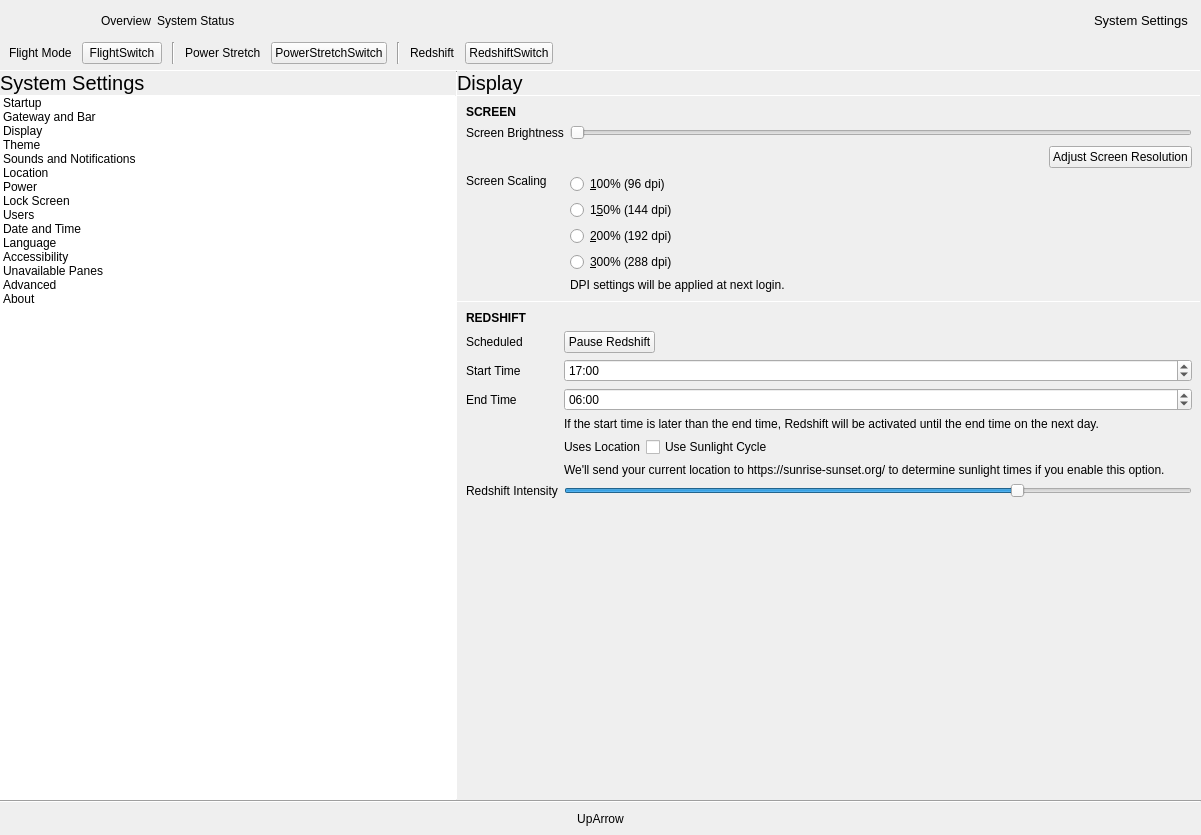
Before: the Qt Designer form shell/infopanedropdown.ui in vicr123/theshell, drawn with Qt 5.
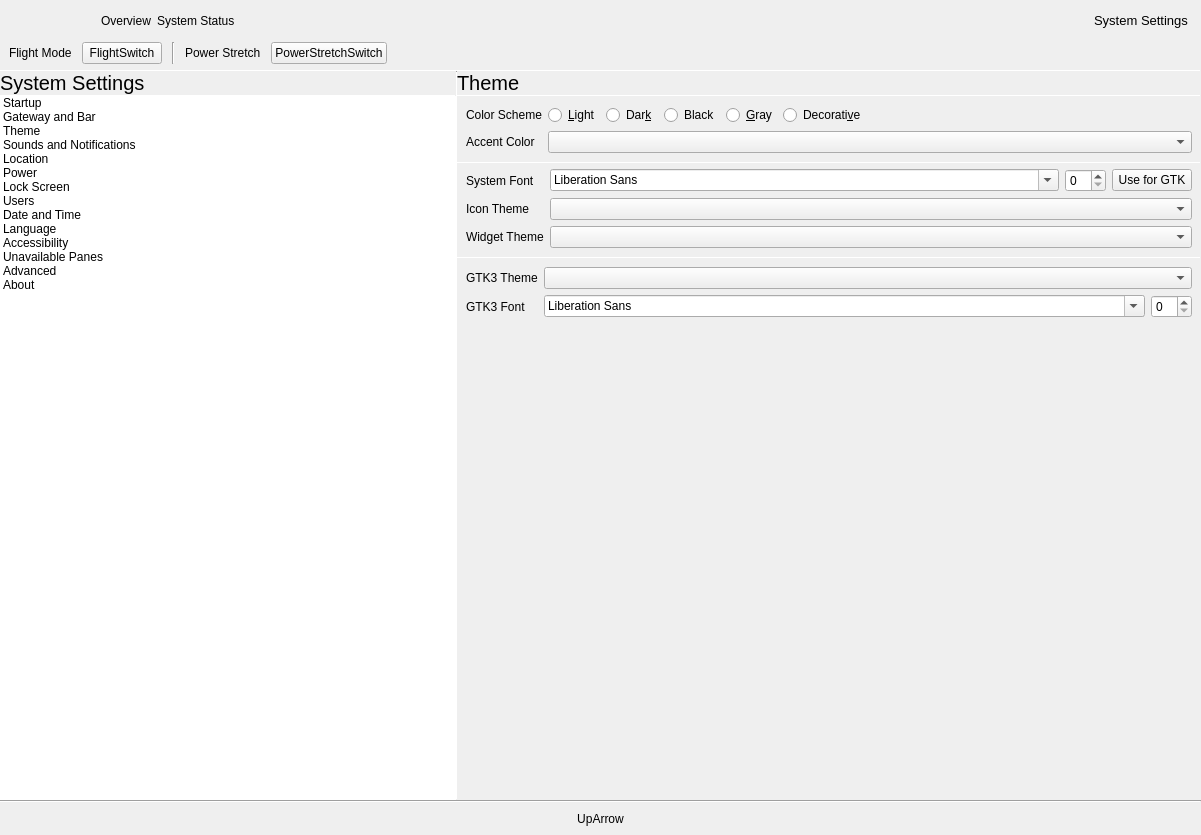
After: the same form once the commit is applied. The open tabs and pages were chosen to show the change. Icons and pictures are not drawn. Custom widgets are drawn as their Qt base class.

Commit message: Combine display panel into plugin

```diff
--- a/shell/infopanedropdown.ui
+++ b/shell/infopanedropdown.ui
@@ -237,27 +237,6 @@
           </property>
          </widget>
         </item>
-        <item>
-         <widget class="Line" name="line_2">
-          <property name="orientation">
-           <enum>Qt::Vertical</enum>
-          </property>
-         </widget>
-        </item>
-        <item>
-         <widget class="QLabel" name="label_32">
-          <property name="text">
-           <string>Redshift</string>
-          </property>
-         </widget>
-        </item>
-        <item>
-         <widget class="Switch" name="redshiftSwitch">
-          <property name="text">
-           <string notr="true">RedshiftSwitch</string>
-          </property>
-         </widget>
-        </item>
         <item>
          <layout class="QHBoxLayout" name="customSwitches"/>
         </item>
@@ -692,15 +671,6 @@
                       <normaloff>.</normaloff>.</iconset>
                     </property>
                    </item>
-                   <item>
-                    <property name="text">
-                     <string>Display</string>
-                    </property>
-                    <property name="icon">
-                     <iconset theme="preferences-desktop-display">
-                      <normaloff>.</normaloff>.</iconset>
-                    </property>
-                   </item>
                    <item>
                     <property name="text">
                      <string>Theme</string>
@@ -1412,455 +1382,6 @@
               </item>
              </layout>
             </widget>
-            <widget class="QWidget" name="DisplaySettings">
-             <layout class="QVBoxLayout" name="verticalLayout_34">
-              <property name="spacing">
-               <number>0</number>
-              </property>
-              <property name="leftMargin">
-               <number>0</number>
-              </property>
-              <property name="topMargin">
-               <number>0</number>
-              </property>
-              <property name="rightMargin">
-               <number>0</number>
-              </property>
-              <property name="bottomMargin">
-               <number>0</number>
-              </property>
-              <item>
-               <widget class="QLabel" name="displayLabel">
-                <property name="font">
-                 <font>
-                  <pointsize>15</pointsize>
-                 </font>
-                </property>
-                <property name="text">
-                 <string>Display</string>
-                </property>
-                <property name="margin">
-                 <number>9</number>
-                </property>
-               </widget>
-              </item>
-              <item>
-               <widget class="Line" name="line_30">
-                <property name="maximumSize">
-                 <size>
-                  <width>16777215</width>
-                  <height>1</height>
-                 </size>
-                </property>
-                <property name="orientation">
-                 <enum>Qt::Horizontal</enum>
-                </property>
-               </widget>
-              </item>
-              <item>
-               <widget class="QScrollArea" name="scrollArea">
-                <property name="frameShape">
-                 <enum>QFrame::NoFrame</enum>
-                </property>
-                <property name="horizontalScrollBarPolicy">
-                 <enum>Qt::ScrollBarAlwaysOff</enum>
-                </property>
-                <property name="widgetResizable">
-                 <bool>true</bool>
-                </property>
-                <widget class="QWidget" name="scrollAreaWidgetContents">
-                 <property name="geometry">
-                  <rect>
-                   <x>0</x>
-                   <y>0</y>
-                   <width>381</width>
-                   <height>563</height>
-                  </rect>
-                 </property>
-                 <layout class="QVBoxLayout" name="verticalLayout_54">
-                  <property name="spacing">
-                   <number>0</number>
-                  </property>
-                  <property name="leftMargin">
-                   <number>0</number>
-                  </property>
-                  <property name="topMargin">
-                   <number>0</number>
-                  </property>
-                  <property name="rightMargin">
-                   <number>0</number>
-                  </property>
-                  <property name="bottomMargin">
-                   <number>0</number>
-                  </property>
-                  <item>
-                   <layout class="QGridLayout" name="gridLayout_8">
-                    <property name="leftMargin">
-                     <number>9</number>
-                    </property>
-                    <property name="topMargin">
-                     <number>9</number>
-                    </property>
-                    <property name="rightMargin">
-                     <number>9</number>
-                    </property>
-                    <property name="bottomMargin">
-                     <number>9</number>
-                    </property>
-                    <property name="spacing">
-                     <number>6</number>
-                    </property>
-                    <item row="1" column="1">
-                     <widget class="QSlider" name="brightnessSlider">
-                      <property name="orientation">
-                       <enum>Qt::Horizontal</enum>
-                      </property>
-                     </widget>
-                    </item>
-                    <item row="1" column="0">
-                     <widget class="QLabel" name="label_4">
-                      <property name="text">
-                       <string>Screen Brightness</string>
-                      </property>
-                     </widget>
-                    </item>
-                    <item row="2" column="0" colspan="2">
-                     <widget class="QFrame" name="resolutionFrame">
-                      <property name="frameShape">
-                       <enum>QFrame::NoFrame</enum>
-                      </property>
-                      <property name="frameShadow">
-                       <enum>QFrame::Raised</enum>
-                      </property>
-                      <layout class="QHBoxLayout" name="horizontalLayout_10">
-                       <property name="leftMargin">
-                        <number>0</number>
-                       </property>
-                       <property name="topMargin">
-                        <number>0</number>
-                       </property>
-                       <property name="rightMargin">
-                        <number>0</number>
-                       </property>
-                       <property name="bottomMargin">
-                        <number>0</number>
-                       </property>
-                       <item>
-                        <spacer name="horizontalSpacer_7">
-                         <property name="orientation">
-                          <enum>Qt::Horizontal</enum>
-                         </property>
-                         <property name="sizeHint" stdset="0">
-                          <size>
-                           <width>40</width>
-                           <height>20</height>
-                          </size>
-                         </property>
-                        </spacer>
-                       </item>
-                       <item>
-                        <widget class="QPushButton" name="resolutionButton">
-                         <property name="text">
-                          <string>Adjust Screen Resolution</string>
-                         </property>
-                         <property name="icon">
-                          <iconset theme="preferences-desktop-display">
-                           <normaloff>.</normaloff>.</iconset>
-                         </property>
-                        </widget>
-                       </item>
-                      </layout>
-                     </widget>
-                    </item>
-                    <item row="3" column="0">
-                     <widget class="QLabel" name="label_51">
-                      <property name="sizePolicy">
-                       <sizepolicy hsizetype="Preferred" vsizetype="Preferred">
-                        <horstretch>0</horstretch>
-                        <verstretch>0</verstretch>
-                       </sizepolicy>
-                      </property>
-                      <property name="text">
-                       <string>Screen Scaling</string>
-                      </property>
-                      <property name="alignment">
-                       <set>Qt::AlignLeading|Qt::AlignLeft|Qt::AlignTop</set>
-                      </property>
-                     </widget>
-                    </item>
-                    <item row="3" column="1">
-                     <layout class="QVBoxLayout" name="verticalLayout_33">
-                      <item>
-                       <widget class="QRadioButton" name="dpi100">
-                        <property name="text">
-                         <string>&amp;100% (96 dpi)</string>
-                        </property>
-                       </widget>
-                      </item>
-                      <item>
-                       <widget class="QRadioButton" name="dpi150">
-                        <property name="text">
-                         <string>1&amp;50% (144 dpi)</string>
-                        </property>
-                       </widget>
-                      </item>
-                      <item>
-                       <widget class="QRadioButton" name="dpi200">
-                        <property name="text">
-                         <string>&amp;200% (192 dpi)</string>
-                        </property>
-                       </widget>
-                      </item>
-                      <item>
-                       <widget class="QRadioButton" name="dpi300">
-                        <property name="text">
-                         <string>&amp;300% (288 dpi)</string>
-                        </property>
-                       </widget>
-                      </item>
-                      <item>
-                       <widget class="QLabel" name="label_52">
-                        <property name="text">
-                         <string>DPI settings will be applied at next login.</string>
-                        </property>
-                       </widget>
-                      </item>
-                     </layout>
-                    </item>
-                    <item row="0" column="0" colspan="2">
-                     <widget class="QLabel" name="label_6">
-                      <property name="font">
-                       <font>
-                        <weight>75</weight>
-                        <bold>true</bold>
-                       </font>
-                      </property>
-                      <property name="text">
-                       <string>SCREEN</string>
-                      </property>
-                     </widget>
-                    </item>
-                   </layout>
-                  </item>
-                  <item>
-                   <widget class="Line" name="line_20">
-                    <property name="maximumSize">
-                     <size>
-                      <width>16777215</width>
-                      <height>1</height>
-                     </size>
-                    </property>
-                    <property name="orientation">
-                     <enum>Qt::Horizontal</enum>
-                    </property>
-                   </widget>
-                  </item>
-                  <item>
-                   <layout class="QGridLayout" name="gridLayout_24">
-                    <property name="leftMargin">
-                     <number>9</number>
-                    </property>
-                    <property name="topMargin">
-                     <number>9</number>
-                    </property>
-                    <property name="rightMargin">
-                     <number>9</number>
-                    </property>
-                    <property name="bottomMargin">
-                     <number>9</number>
-                    </property>
-                    <property name="spacing">
-                     <number>6</number>
-                    </property>
-                    <item row="3" column="0">
-                     <widget class="QLabel" name="label_8">
-                      <property name="text">
-                       <string>End Time</string>
-                      </property>
-                     </widget>
-                    </item>
-                    <item row="4" column="1">
-                     <widget class="QLabel" name="label_57">
-                      <property name="text">
-                       <string>If the start time is later than the end time, Redshift will be activated until the end time on the next day.</string>
-                      </property>
-                      <property name="wordWrap">
-                       <bool>true</bool>
-                      </property>
-                     </widget>
-                    </item>
-                    <item row="0" column="0" colspan="2">
-                     <widget class="QLabel" name="redshiftLabel">
-                      <property name="font">
-                       <font>
-                        <weight>75</weight>
-                        <bold>true</bold>
-                       </font>
-                      </property>
-                      <property name="text">
-                       <string>REDSHIFT</string>
-                      </property>
-                     </widget>
-                    </item>
-                    <item row="2" column="1">
-                     <widget class="QTimeEdit" name="startRedshift">
-                      <property name="dateTime">
-                       <datetime>
-                        <hour>17</hour>
-                        <minute>0</minute>
-                        <second>0</second>
-                        <year>2000</year>
-                        <month>1</month>
-                        <day>1</day>
-                       </datetime>
-                      </property>
-                      <property name="displayFormat">
-                       <string>HH:mm</string>
-                      </property>
-                     </widget>
-                    </item>
-                    <item row="6" column="1">
-                     <widget class="QLabel" name="label_96">
-                      <property name="text">
-                       <string>We'll send your current location to https://sunrise-sunset.org/ to determine sunlight times if you enable this option.</string>
-                      </property>
-                      <property name="wordWrap">
-                       <bool>true</bool>
-                      </property>
-                     </widget>
-                    </item>
-                    <item row="2" column="0">
-                     <widget class="QLabel" name="label_5">
-                      <property name="text">
-                       <string>Start Time</string>
-                      </property>
-                     </widget>
-                    </item>
-                    <item row="5" column="1">
-                     <layout class="QHBoxLayout" name="horizontalLayout_8">
-                      <item>
-                       <widget class="QLabel" name="usesLocation">
-                        <property name="text">
-                         <string notr="true">Uses Location</string>
-                        </property>
-                       </widget>
-                      </item>
-                      <item>
-                       <widget class="QCheckBox" name="sunlightRedshift">
-                        <property name="enabled">
-                         <bool>true</bool>
-                        </property>
-                        <property name="sizePolicy">
-                         <sizepolicy hsizetype="Expanding" vsizetype="Fixed">
-                          <horstretch>0</horstretch>
-                          <verstretch>0</verstretch>
-                         </sizepolicy>
-                        </property>
-                        <property name="text">
-                         <string>Use Sunlight Cycle</string>
-                        </property>
-                       </widget>
-                      </item>
-                     </layout>
-                    </item>
-                    <item row="1" column="1">
-                     <layout class="QHBoxLayout" name="horizontalLayout_48">
-                      <item>
-                       <widget class="Switch" name="redshiftPause">
-                        <property name="text">
-                         <string>Pause Redshift</string>
-                        </property>
-                       </widget>
-                      </item>
-                      <item>
-                       <spacer name="horizontalSpacer_34">
-                        <property name="orientation">
-                         <enum>Qt::Horizontal</enum>
-                        </property>
-                        <property name="sizeHint" stdset="0">
-                         <size>
-                          <width>40</width>
-                          <height>20</height>
-                         </size>
-                        </property>
-                       </spacer>
-                      </item>
-                     </layout>
-                    </item>
-                    <item row="3" column="1">
-                     <widget class="QTimeEdit" name="endRedshift">
-                      <property name="dateTime">
-                       <datetime>
-                        <hour>6</hour>
-                        <minute>0</minute>
-                        <second>0</second>
-                        <year>2000</year>
-                        <month>1</month>
-                        <day>1</day>
-                       </datetime>
-                      </property>
-                      <property name="displayFormat">
-                       <string>HH:mm</string>
-                      </property>
-                     </widget>
-                    </item>
-                    <item row="1" column="0">
-                     <widget class="QLabel" name="label_44">
-                      <property name="text">
-                       <string>Scheduled</string>
-                      </property>
-                     </widget>
-                    </item>
-                    <item row="7" column="1">
-                     <widget class="QSlider" name="redshiftIntensity">
-                      <property name="minimum">
-                       <number>1000</number>
-                      </property>
-                      <property name="maximum">
-                       <number>6500</number>
-                      </property>
-                      <property name="value">
-                       <number>5000</number>
-                      </property>
-                      <property name="orientation">
-                       <enum>Qt::Horizontal</enum>
-                      </property>
-                      <property name="invertedAppearance">
-                       <bool>false</bool>
-                      </property>
-                      <property name="invertedControls">
-                       <bool>false</bool>
-                      </property>
-                     </widget>
-                    </item>
-                    <item row="7" column="0">
-                     <widget class="QLabel" name="label_18">
-                      <property name="text">
-                       <string>Redshift Intensity</string>
-                      </property>
-                     </widget>
-                    </item>
-                   </layout>
-                  </item>
-                  <item>
-                   <spacer name="verticalSpacer_26">
-                    <property name="orientation">
-                     <enum>Qt::Vertical</enum>
-                    </property>
-                    <property name="sizeHint" stdset="0">
-                     <size>
-                      <width>20</width>
-                      <height>40</height>
-                     </size>
-                    </property>
-                   </spacer>
-                  </item>
-                 </layout>
-                </widget>
-               </widget>
-              </item>
-             </layout>
-            </widget>
             <widget class="QWidget" name="ThemeSettings">
              <layout class="QVBoxLayout" name="verticalLayout_42">
               <property name="spacing">
```
Left out of the diff: 2 changed lines with no effect on the pictures. The commit also changes 33 other files.
